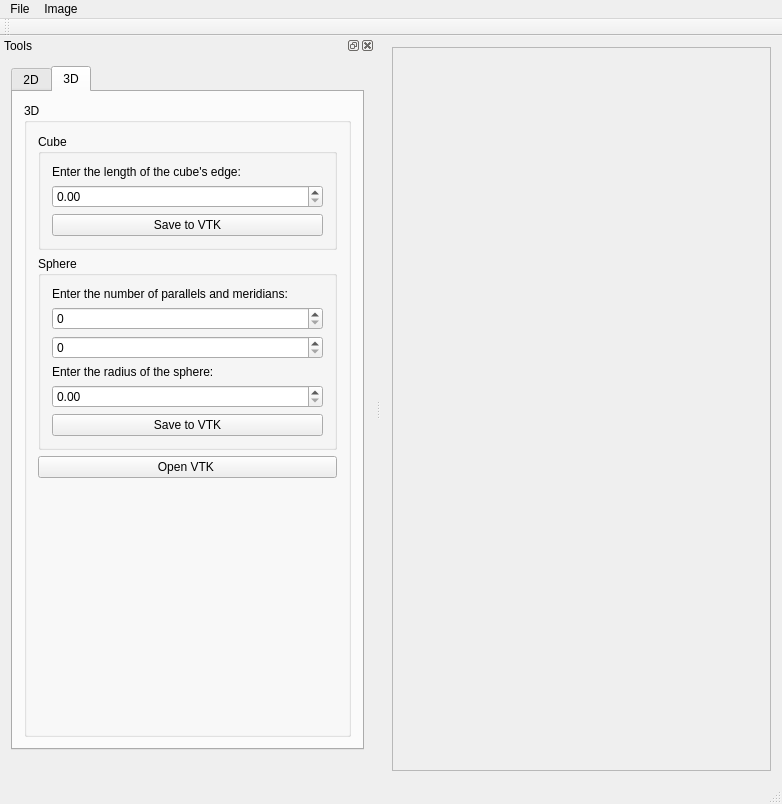
Before: the Qt Designer form src/ImageViewer.ui in DariaBozh/ImageViewer, drawn with Qt 5.
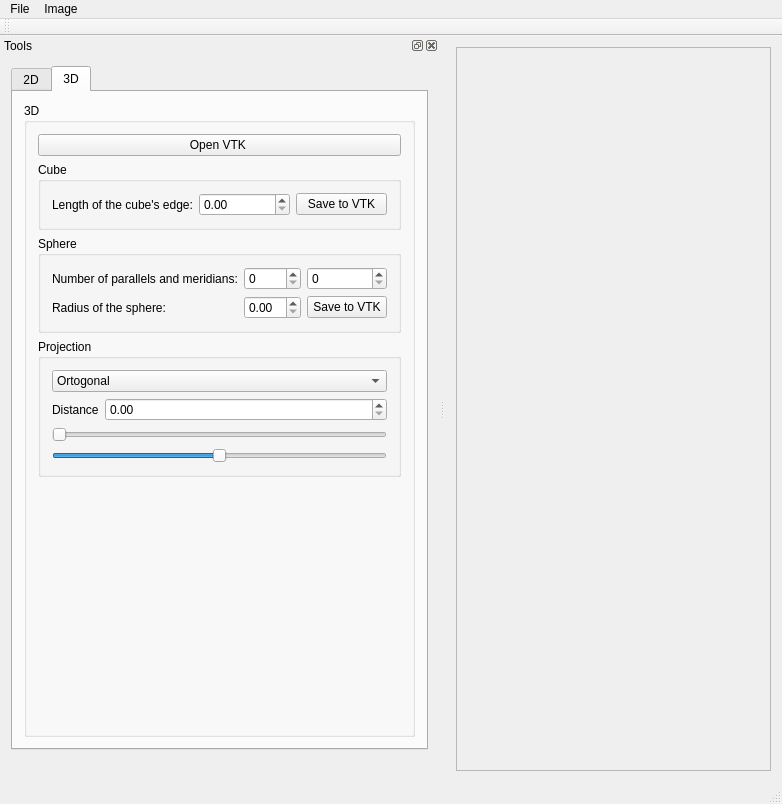
After: the same form once the commit is applied.

Commit message: Small changes and defining functions to build a wireframe model

```diff
--- a/src/ImageViewer.ui
+++ b/src/ImageViewer.ui
@@ -31,7 +31,7 @@
         <rect>
          <x>0</x>
          <y>0</y>
-         <width>397</width>
+         <width>334</width>
          <height>724</height>
         </rect>
        </property>
@@ -410,16 +410,23 @@
             <string>3D</string>
            </property>
            <layout class="QVBoxLayout" name="verticalLayout_3">
+            <item>
+             <widget class="QPushButton" name="pbOpenVTK">
+              <property name="text">
+               <string>Open VTK </string>
+              </property>
+             </widget>
+            </item>
             <item>
              <widget class="QGroupBox" name="groupBox_6">
               <property name="title">
                <string>Cube</string>
               </property>
-              <layout class="QVBoxLayout" name="verticalLayout_6">
+              <layout class="QHBoxLayout" name="horizontalLayout_2">
                <item>
                 <widget class="QLabel" name="label_3">
                  <property name="text">
-                  <string>Enter the length of the cube's edge:</string>
+                  <string>Length of the cube's edge:</string>
                  </property>
                 </widget>
                </item>
@@ -441,31 +448,31 @@
               <property name="title">
                <string>Sphere</string>
               </property>
-              <layout class="QVBoxLayout" name="verticalLayout_7">
-               <item>
-                <widget class="QLabel" name="label_4">
+              <layout class="QGridLayout" name="gridLayout_5">
+               <item row="3" column="0">
+                <widget class="QLabel" name="label_5">
                  <property name="text">
-                  <string>Enter the number of parallels and meridians:</string>
+                  <string>Radius of the sphere:</string>
                  </property>
                 </widget>
                </item>
-               <item>
+               <item row="0" column="1">
                 <widget class="QSpinBox" name="sbParallels"/>
                </item>
-               <item>
+               <item row="0" column="0">
+                <widget class="QLabel" name="label_4">
+                 <property name="text">
+                  <string>Number of parallels and meridians:</string>
+                 </property>
+                </widget>
+               </item>
+               <item row="0" column="2">
                 <widget class="QSpinBox" name="sbMeridians"/>
                </item>
-               <item>
-                <widget class="QLabel" name="label_5">
-                 <property name="text">
-                  <string>Enter the radius of the sphere:</string>
-                 </property>
-                </widget>
-               </item>
-               <item>
+               <item row="3" column="1">
                 <widget class="QDoubleSpinBox" name="dsbRadius"/>
                </item>
-               <item>
+               <item row="3" column="2">
                 <widget class="QPushButton" name="pbSphereSave">
                  <property name="text">
                   <string>Save to VTK</string>
@@ -476,10 +483,59 @@
              </widget>
             </item>
             <item>
-             <widget class="QPushButton" name="pbOpenVTK">
-              <property name="text">
-               <string>Open VTK </string>
+             <widget class="QGroupBox" name="groupBox_8">
+              <property name="title">
+               <string>Projection</string>
               </property>
+              <layout class="QFormLayout" name="formLayout">
+               <item row="0" column="0" colspan="2">
+                <widget class="QComboBox" name="cbProjectionType">
+                 <item>
+                  <property name="text">
+                   <string>Ortogonal</string>
+                  </property>
+                 </item>
+                 <item>
+                  <property name="text">
+                   <string>Perspective</string>
+                  </property>
+                 </item>
+                </widget>
+               </item>
+               <item row="1" column="0">
+                <widget class="QLabel" name="label_6">
+                 <property name="text">
+                  <string>Distance</string>
+                 </property>
+                </widget>
+               </item>
+               <item row="1" column="1">
+                <widget class="QDoubleSpinBox" name="dsbDistance"/>
+               </item>
+               <item row="2" column="0" colspan="2">
+                <widget class="QSlider" name="horizontalSlider">
+                 <property name="maximum">
+                  <number>360</number>
+                 </property>
+                 <property name="orientation">
+                  <enum>Qt::Orientation::Horizontal</enum>
+                 </property>
+                </widget>
+               </item>
+               <item row="3" column="0" colspan="2">
+                <widget class="QSlider" name="horizontalSlider_2">
+                 <property name="minimum">
+                  <number>-180</number>
+                 </property>
+                 <property name="maximum">
+                  <number>180</number>
+                 </property>
+                 <property name="orientation">
+                  <enum>Qt::Orientation::Horizontal</enum>
+                 </property>
+                </widget>
+               </item>
+              </layout>
              </widget>
             </item>
             <item>
```
The commit also changes 2 other files.
